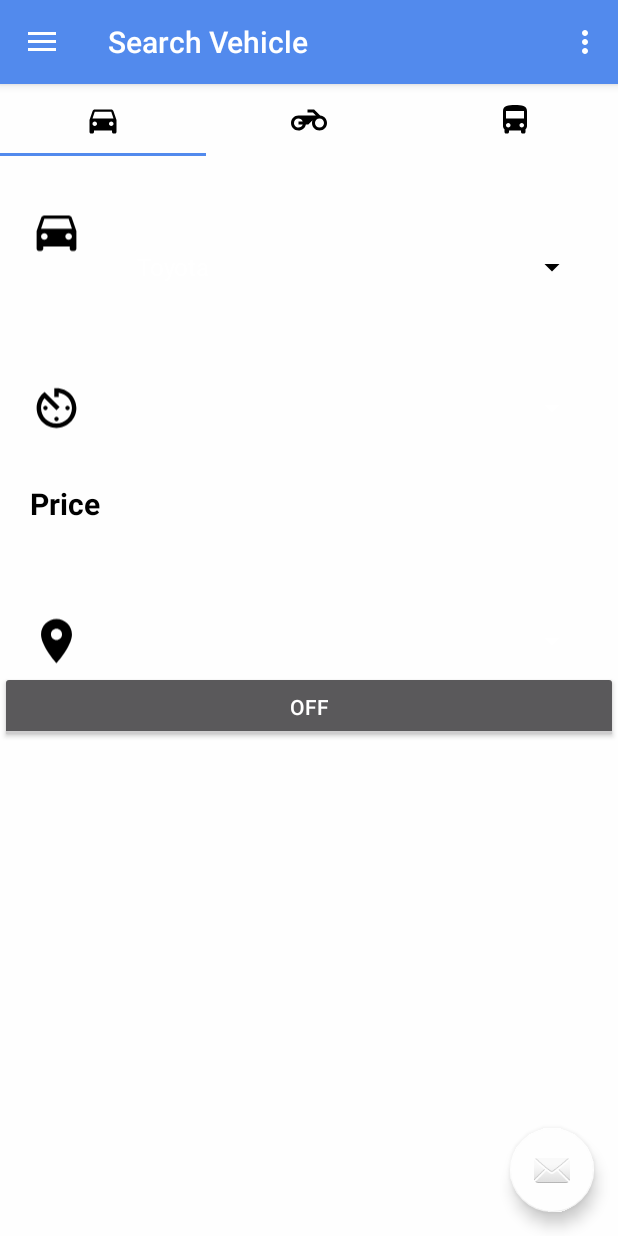
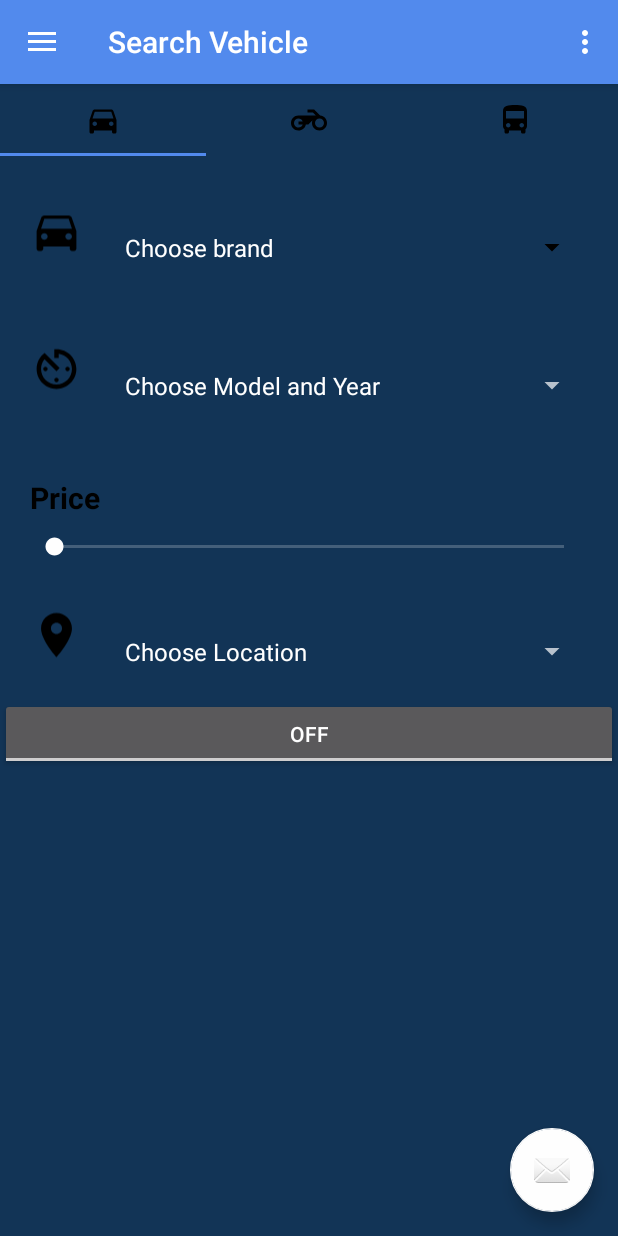
Before and after one commit to vincegerald/ezwheels, an Android app: the screen it shows after launch (DashBoard), in the side drawer, after a tap on "Search for Vehicles", on a phone screen of 412 x 824 dp. Run offline under Robolectric (Android 15) with nearby library versions, the light colour scheme and no system bars.

Commit message:
search fragment

```diff
--- /dev/null
+++ b/app/src/main/java/vincegeralddelaccerna/ezwheels/Brands.java
@@ -0,0 +1,23 @@
+package vincegeralddelaccerna.ezwheels;
+
+public class Brands {
+
+    private String name;
+
+    public Brands(String name) {
+        this.name = name;
+    }
+
+    public String getName() {
+        return name;
+    }
+
+    public void setName(String name) {
+        this.name = name;
+    }
+
+    @Override
+    public String toString() {
+        return name;
+    }
+}
--- /dev/null
+++ b/app/src/main/java/vincegeralddelaccerna/ezwheels/Location.java
@@ -0,0 +1,23 @@
+package vincegeralddelaccerna.ezwheels;
+
+public class Location {
+
+    public Location(String location) {
+        this.location = location;
+    }
+
+    private String location;
+
+    public String getLocation() {
+        return location;
+    }
+
+    public void setLocation(String location) {
+        this.location = location;
+    }
+
+    @Override
+    public String toString() {
+        return location;
+    }
+}
--- /dev/null
+++ b/app/src/main/java/vincegeralddelaccerna/ezwheels/Model.java
@@ -0,0 +1,34 @@
+package vincegeralddelaccerna.ezwheels;
+
+public class Model {
+
+    public Model(String model, String year) {
+        this.model = model;
+        this.year = year;
+    }
+
+    private String model;
+
+    public String getModel() {
+        return model;
+    }
+
+    public void setModel(String model) {
+        this.model = model;
+    }
+
+    public String getYear() {
+        return year;
+    }
+
+    public void setYear(String year) {
+        this.year = year;
+    }
+
+    private String year;
+
+    @Override
+    public String toString() {
+        return model + " " +  year;
+    }
+}
--- a/app/src/main/java/vincegeralddelaccerna/ezwheels/SearchVehicleFragment.java
+++ b/app/src/main/java/vincegeralddelaccerna/ezwheels/SearchVehicleFragment.java
@@ -12,6 +12,7 @@ import android.widget.Spinner;
 
 import java.lang.reflect.Array;
 import java.util.ArrayList;
+import java.util.List;
 
 public class SearchVehicleFragment extends Fragment {
     Spinner brand, year, location;
@@ -21,11 +22,51 @@ public class SearchVehicleFragment extends Fragment {
     public View onCreateView(@NonNull LayoutInflater inflater, @Nullable ViewGroup container, @Nullable Bundle savedInstanceState) {
         View v =  inflater.inflate(R.layout.searchvehicle_fragment, null);
         brand = v.findViewById(R.id.spinner);
+        year = v.findViewById(R.id.spinner2);
+        location = v.findViewById(R.id.spinner3);
 
-        String [] brands = {"Toyota", "Kia", "Honda", "Suzuki", "Chevrolet"};
-        ArrayAdapter<String> adapter = new ArrayAdapter<String>(this.getActivity(), android.R.layout.simple_list_item_1, brands);
-        adapter.setDropDownViewResource(android.R.layout.simple_list_item_1);
+
+        List<Brands> brandsList = new ArrayList<>();
+        List<Location> locationList = new ArrayList<>();
+        List<Model> modelList = new ArrayList<>();
+        Brands brand1 = new Brands("Choose brand");
+        brandsList.add(0, brand1);
+        Brands brand2 = new Brands("Honda");
+        brandsList.add(brand2);
+        Brands brand3 = new Brands("Suzuki");
+        brandsList.add(brand3);
+        Brands brand4 = new Brands("Kia");
+        brandsList.add(brand4);
+        Brands brand5 = new Brands("Toyota");
+        brandsList.add(brand5);
+        Location location1 = new Location("Choose Location");
+        locationList.add(0, location1);
+        Location location2 = new Location("Cebu City");
+        locationList.add(location2);
+        Location location3 = new Location("Mandaue City");
+        locationList.add(location3);
+        Location location4 = new Location("Lapu-lapu City");
+        locationList.add(location4);
+        Model model1 = new Model("Choose Model and Year","");
+        modelList.add(0,model1);
+        Model model2 = new Model("Vios","2018");
+        modelList.add(model2);
+        Model model3 = new Model("Fortuner","2018");
+        modelList.add(model3);
+        Model model4 = new Model("Montero Sport","2018");
+        modelList.add(model4);
+        ArrayAdapter<Brands> adapter;
+        ArrayAdapter<Location> locationAdapter;
+        ArrayAdapter<Model> modelAdapter;
+        adapter = new ArrayAdapter<Brands>(getActivity(), android.R.layout.simple_spinner_item, brandsList);
+        adapter.setDropDownViewResource(android.R.layout.simple_spinner_dropdown_item);
         brand.setAdapter(adapter);
+        locationAdapter = new ArrayAdapter<Location>(getActivity(), android.R.layout.simple_spinner_item, locationList);
+        locationAdapter.setDropDownViewResource(android.R.layout.simple_spinner_dropdown_item);
+        location.setAdapter(locationAdapter);
+        modelAdapter = new ArrayAdapter<Model>(getActivity(), android.R.layout.simple_spinner_item, modelList);
+        modelAdapter.setDropDownViewResource(android.R.layout.simple_spinner_dropdown_item);
+        year.setAdapter(modelAdapter);
         return v;
 
     }
--- a/app/src/main/res/layout/searchvehicle_fragment.xml
+++ b/app/src/main/res/layout/searchvehicle_fragment.xml
@@ -4,7 +4,7 @@
     xmlns:tools="http://schemas.android.com/tools"
     android:layout_width="match_parent"
     android:layout_height="match_parent"
-    android:background="#fefefe"
+    android:background="#123456"
     android:orientation="vertical"
     tools:context=".Search_Vehicle">
 
@@ -46,18 +46,17 @@
             android:layout_width="70dp"
             android:layout_height="40dp"
             android:layout_weight="1"
-            app:srcCompat="@drawable/car"
-            android:contentDescription="TODO" />
+            android:contentDescription="TODO"
+            app:srcCompat="@drawable/car" />
 
         <Spinner
             android:id="@+id/spinner"
+            style="@style/spinner_style"
             android:layout_width="match_parent"
             android:layout_height="wrap_content"
             android:layout_weight="1"
             android:drawableRight="@drawable/btn_dropdown"
-            android:dropDownWidth="fill_parent"
-            android:padding="20dp"
-            style="@style/spinner_style"/>
+            android:padding="20dp" />
     </LinearLayout>
 
     <LinearLayout
--- a/app/src/main/res/values/styles.xml
+++ b/app/src/main/res/values/styles.xml
@@ -12,6 +12,8 @@
 
     <style name="AppTheme.PopupOverlay" parent="ThemeOverlay.AppCompat.Light" />
     <style name="spinner_style" parent="Widget.AppCompat.Spinner">
+        <item name="android:textColor">#000000</item>
         <item name="backgroundTint">#000000</item>
     </style>
+
 </resources>
```
